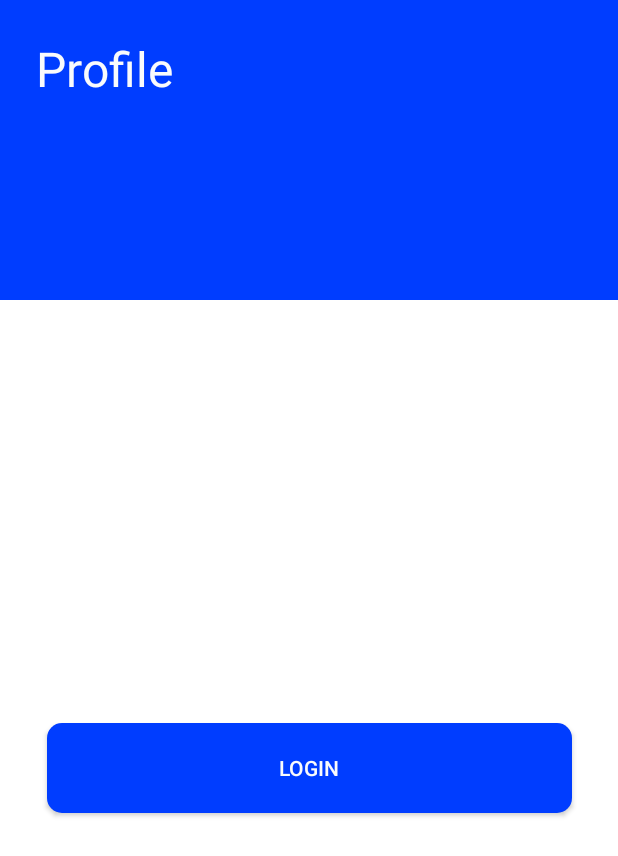
After one commit to berkakbas/movie-lister, an Android app: the layout fragment_profile.xml on its own in the app's theme, with its tools: preview values and no code run, on a phone screen of 412 x 824 dp. The commit adds this screen. Shown: the top 856 px of the screen. Run offline under Robolectric (Android 15) with nearby library versions, the phone set to English and light mode, and no system bars.

Commit message:
skeleton UI implemented & naming fixes

```diff
--- /dev/null
+++ b/app/src/main/res/drawable/blue_smooth_button.xml
@@ -0,0 +1,6 @@
+<?xml version="1.0" encoding="utf-8"?>
+<shape xmlns:android="http://schemas.android.com/apk/res/android"
+    android:shape="rectangle">
+    <solid android:color="@color/colorPrimary"/>
+    <corners android:radius="10dp"/>
+</shape>
--- /dev/null
+++ b/app/src/main/res/drawable/ic_home_white.xml
@@ -0,0 +1,5 @@
+<vector android:height="24dp" android:tint="#FFFFFF"
+    android:viewportHeight="24" android:viewportWidth="24"
+    android:width="24dp" xmlns:android="http://schemas.android.com/apk/res/android">
+    <path android:fillColor="@android:color/white" android:pathData="M10,20v-6h4v6h5v-8h3L12,3 2,12h3v8z"/>
+</vector>
--- /dev/null
+++ b/app/src/main/res/drawable/ic_movie_white.xml
@@ -0,0 +1,5 @@
+<vector android:height="24dp" android:tint="#FFFFFF"
+    android:viewportHeight="24" android:viewportWidth="24"
+    android:width="24dp" xmlns:android="http://schemas.android.com/apk/res/android">
+    <path android:fillColor="@android:color/white" android:pathData="M18,3v2h-2L16,3L8,3v2L6,5L6,3L4,3v18h2v-2h2v2h8v-2h2v2h2L20,3h-2zM8,17L6,17v-2h2v2zM8,13L6,13v-2h2v2zM8,9L6,9L6,7h2v2zM18,17h-2v-2h2v2zM18,13h-2v-2h2v2zM18,9h-2L16,7h2v2z"/>
+</vector>
--- /dev/null
+++ b/app/src/main/res/drawable/ic_search_black.xml
@@ -0,0 +1,5 @@
+<vector android:height="24dp" android:tint="#000000"
+    android:viewportHeight="24" android:viewportWidth="24"
+    android:width="24dp" xmlns:android="http://schemas.android.com/apk/res/android">
+    <path android:fillColor="@android:color/white" android:pathData="M15.5,14h-0.79l-0.28,-0.27C15.41,12.59 16,11.11 16,9.5 16,5.91 13.09,3 9.5,3S3,5.91 3,9.5 5.91,16 9.5,16c1.61,0 3.09,-0.59 4.23,-1.57l0.27,0.28v0.79l5,4.99L20.49,19l-4.99,-5zM9.5,14C7.01,14 5,11.99 5,9.5S7.01,5 9.5,5 14,7.01 14,9.5 11.99,14 9.5,14z"/>
+</vector>
--- /dev/null
+++ b/app/src/main/res/drawable/ic_search_white.xml
@@ -0,0 +1,5 @@
+<vector android:height="24dp" android:tint="#FFFFFF"
+    android:viewportHeight="24" android:viewportWidth="24"
+    android:width="24dp" xmlns:android="http://schemas.android.com/apk/res/android">
+    <path android:fillColor="@android:color/white" android:pathData="M15.5,14h-0.79l-0.28,-0.27C15.41,12.59 16,11.11 16,9.5 16,5.91 13.09,3 9.5,3S3,5.91 3,9.5 5.91,16 9.5,16c1.61,0 3.09,-0.59 4.23,-1.57l0.27,0.28v0.79l5,4.99L20.49,19l-4.99,-5zM9.5,14C7.01,14 5,11.99 5,9.5S7.01,5 9.5,5 14,7.01 14,9.5 11.99,14 9.5,14z"/>
+</vector>
--- /dev/null
+++ b/app/src/main/res/drawable/ic_user_white.xml
@@ -0,0 +1,5 @@
+<vector android:height="24dp" android:tint="#FFFFFF"
+    android:viewportHeight="24" android:viewportWidth="24"
+    android:width="24dp" xmlns:android="http://schemas.android.com/apk/res/android">
+    <path android:fillColor="@android:color/white" android:pathData="M12,12c2.21,0 4,-1.79 4,-4s-1.79,-4 -4,-4 -4,1.79 -4,4 1.79,4 4,4zM12,14c-2.67,0 -8,1.34 -8,4v2h16v-2c0,-2.66 -5.33,-4 -8,-4z"/>
+</vector>
--- /dev/null
+++ b/app/src/main/res/drawable/white_smooth_button.xml
@@ -0,0 +1,6 @@
+<?xml version="1.0" encoding="utf-8"?>
+<shape xmlns:android="http://schemas.android.com/apk/res/android"
+    android:shape="rectangle">
+    <solid android:color="@color/white"/>
+    <corners android:radius="10dp"/>
+</shape>
--- /dev/null
+++ b/app/src/main/res/layout/fragment_profile.xml
@@ -0,0 +1,43 @@
+<?xml version="1.0" encoding="utf-8"?>
+<androidx.constraintlayout.widget.ConstraintLayout xmlns:android="http://schemas.android.com/apk/res/android"
+    xmlns:app="http://schemas.android.com/apk/res-auto"
+    xmlns:tools="http://schemas.android.com/tools"
+    android:layout_width="match_parent"
+    android:layout_height="match_parent"
+    tools:context=".ProfileFragment">
+
+    <androidx.constraintlayout.widget.ConstraintLayout
+        android:id="@+id/titleLayout"
+        android:layout_width="match_parent"
+        android:layout_height="200dp"
+        android:background="@color/colorPrimary"
+        app:layout_constraintEnd_toEndOf="parent"
+        app:layout_constraintStart_toStartOf="parent"
+        app:layout_constraintTop_toTopOf="parent">
+
+        <TextView
+            android:id="@+id/profileText"
+            android:layout_width="wrap_content"
+            android:layout_height="wrap_content"
+            android:layout_marginStart="24dp"
+            android:layout_marginTop="24dp"
+            android:text="@string/profile"
+            android:textColor="@color/white"
+            android:textSize="32sp"
+            app:layout_constraintStart_toStartOf="parent"
+            app:layout_constraintTop_toTopOf="parent" />
+    </androidx.constraintlayout.widget.ConstraintLayout>
+
+    <androidx.appcompat.widget.AppCompatButton
+        android:id="@+id/loginButton"
+        android:layout_width="350dp"
+        android:layout_height="60dp"
+        android:background="@drawable/blue_smooth_button"
+        android:text="@string/login"
+        android:textColor="@color/white"
+        app:layout_constraintBottom_toBottomOf="parent"
+        app:layout_constraintEnd_toEndOf="parent"
+        app:layout_constraintStart_toStartOf="parent"
+        app:layout_constraintTop_toBottomOf="@+id/titleLayout" />
+
+</androidx.constraintlayout.widget.ConstraintLayout>
--- a/app/src/main/res/values/colors.xml
+++ b/app/src/main/res/values/colors.xml
@@ -5,6 +5,27 @@
     <color name="purple_700">#FF3700B3</color>
     <color name="teal_200">#FF03DAC5</color>
     <color name="teal_700">#FF018786</color>
-    <color name="black">#FF000000</color>
-    <color name="white">#FFFFFFFF</color>
+
+    <color name="colorPrimary">@color/vibrant_blue</color>
+    <color name="colorPrimaryDark">@color/electric_blue</color>
+    <color name="colorAccent">@color/reddish_orange</color>
+    <color name="reddish_orange">#ff671b</color>
+    <color name="orangey_red">#f03939</color>
+    <color name="orangey_red_light">#f05555</color>
+
+    <color name="transparent">#00000000</color>
+    <color name="transparent_20">#20000000</color>
+
+    <color name="orange">#FF671B</color>
+    <color name="black">#231F20</color>
+    <color name="dark_grey">#768992</color>
+    <color name="soft_grey">#E5E5E5</color>
+    <color name="white">#F9FBFC</color>
+    <color name="vibrant_blue">#003dff</color>
+    <color name="electric_blue">#0146ff</color>
+    <color name="almost_black">#08090a</color>
+    <color name="almost_black_60">#6008090a</color>
+    <color name="text_color">@color/almost_black</color>
+    <color name="text_color_60">@color/almost_black_60</color>
+    <color name="charcoal_grey">#393a3b</color>
 </resources>
--- a/app/src/main/res/values/themes.xml
+++ b/app/src/main/res/values/themes.xml
@@ -1,6 +1,6 @@
 <resources xmlns:tools="http://schemas.android.com/tools">
     <!-- Base application theme. -->
-    <style name="Theme.MovieLister" parent="Theme.MaterialComponents.DayNight.DarkActionBar">
+    <style name="Theme.MovieLister" parent="Theme.MaterialComponents.DayNight.NoActionBar">
         <!-- Primary brand color. -->
         <item name="colorPrimary">@color/purple_500</item>
         <item name="colorPrimaryVariant">@color/purple_700</item>
```
Also changed, not shown: app/src/main/java/com/example/movielister/MainActivity.kt (+33 -1 lines), app/src/main/java/com/example/movielister/MoviesFragment.kt (added, +17 -0 lines), app/src/main/java/com/example/movielister/TvSeriesFragment.kt (added, +17 -0 lines), app/src/main/res/layout/fragment_home.xml (added, +41 -0 lines), app/src/main/res/layout/fragment_movies.xml (added, +32 -0 lines), app/src/main/res/layout/fragment_search.xml (added, +45 -0 lines), app/src/main/res/menu/bottom_nav_menu.xml (added, +19 -0 lines), app/src/main/res/values/strings.xml (+13 -0 lines).
